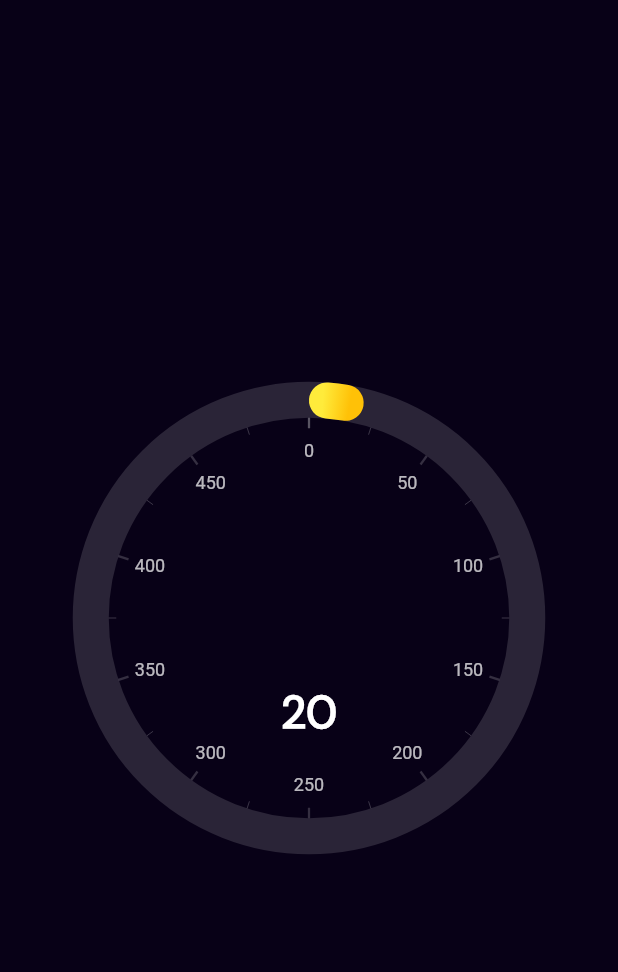
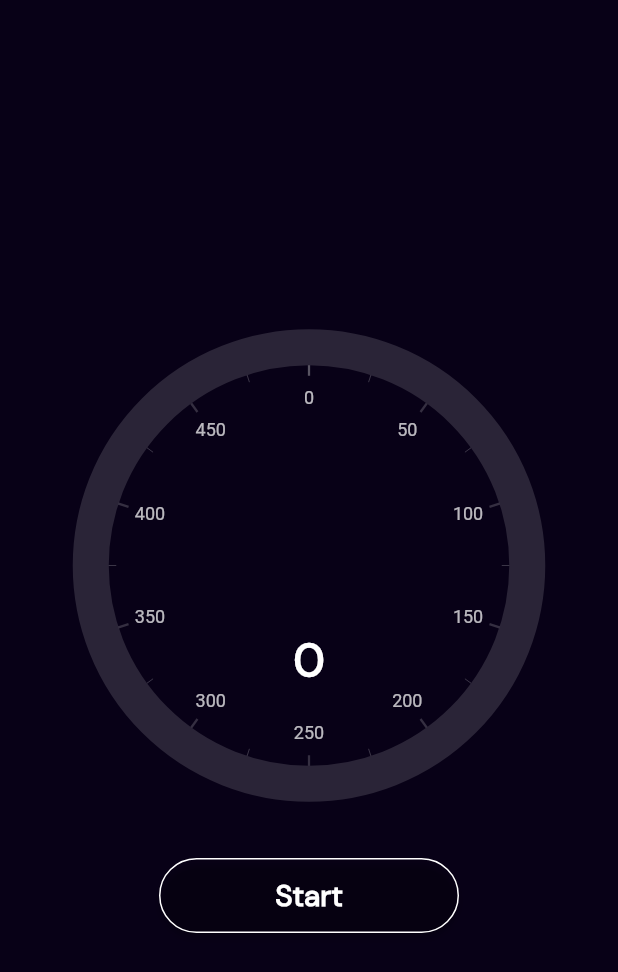
Before and after one commit to BenzeneTech/LUXMETER, a Flutter app: the screen it shows after launch, on a phone screen of 412 x 824 dp. Shown: the top 972 px of the screen. Run offline on Flutter 3.47's test engine with Material 2 defaults, Android fonts, the phone set to English and light mode, and no system bars; drawn by our look-alikes of syncfusion_flutter_gauges; our stand-ins replace syncfusion_flutter_charts; missing offline and left inert: light.

Commit message:
updated button

```diff
--- a/lib/home.dart
+++ b/lib/home.dart
@@ -1,7 +1,10 @@
 import 'dart:async';
 
 import 'package:flutter/material.dart';
+import 'package:flutterlux/models/provider.dart';
+import 'package:flutterlux/utils/colors.dart';
 import 'package:light/light.dart';
+import 'package:provider/provider.dart';
 import 'package:syncfusion_flutter_gauges/gauges.dart';
 
 class Home extends StatefulWidget {
@@ -12,51 +15,25 @@ class Home extends StatefulWidget {
 }
 
 class _HomeState extends State<Home> {
-  String _luxString = '20';
-  late Light _light;
-  late StreamSubscription _subscription;
-  var chartData = [
-    _ChartData('Akshit', 90000, Colors.red),
-  ];
-
-  void onData(int luxValue) async {
-    print("Lux value: $luxValue");
-    setState(() {
-      _luxString = "$luxValue";
-    });
-  }
-
-  void stopListening() {
-    _subscription.cancel();
-  }
-
-  void startListening() {
-    _light = new Light();
-    try {
-      _subscription = _light.lightSensorStream.listen(onData);
-    } on LightException catch (exception) {
-      print(exception);
-    }
-  }
-
   @override
   void initState() {
     super.initState();
-    initPlatformState();
+    // initPlatformState();
   }
 
-  // Platform messages are asynchronous, so we initialize in an async method.
-  Future<void> initPlatformState() async {
-    startListening();
-  }
+  // // Platform messages are asynchronous, so we initialize in an async method.
+  // Future<void> initPlatformState() async {
+  //   startListening();
+  // }
 
   @override
   Widget build(BuildContext context) {
     return Scaffold(
-      backgroundColor: Color(0xff080117),
+      backgroundColor: AppColors.bgColor,
       body: Container(
         child: new Center(
-          child: Column(
+          child: Consumer<DataProvider>(
+            builder: (context, model, child) => Column(
               mainAxisAlignment: MainAxisAlignment.center,
               children: [
                 Container(
@@ -67,7 +44,7 @@ class _HomeState extends State<Home> {
                         annotations: <GaugeAnnotation>[
                           GaugeAnnotation(
                               widget: Container(
-                                child: Text('$_luxString',
+                                  child: Text(model.lux.toString(),
                                       style: TextStyle(
                                           fontSize: 30,
                                           fontWeight: FontWeight.bold))),
@@ -80,7 +57,7 @@ class _HomeState extends State<Home> {
                               colors: <Color>[Colors.yellow, Colors.amber],
                               stops: <double>[0.25, 0.75],
                             ),
-                          value: double.parse(_luxString),
+                            value: double.parse(model.lux.toString()),
                             cornerStyle: CornerStyle.bothCurve,
                             width: 24,
                           )
@@ -94,17 +71,39 @@ class _HomeState extends State<Home> {
                         )),
                   ]),
                 ),
+                SizedBox(
+                  height: 20,
+                ),
+                Container(
+                  width: 200,
+                  height: 50,
+                  child: ElevatedButton(
+                      style: ButtonStyle(
+                          shape: MaterialStateProperty.all(
+                              RoundedRectangleBorder(
+                                  borderRadius: BorderRadius.circular(100),
+                                  side: BorderSide(color: Colors.white))),
+                          backgroundColor: MaterialStateProperty.all(
+                              model.start ? Colors.white : Colors.transparent)),
+                      onPressed: () {
+                        model.start
+                            ? model.stopListening()
+                            : model.startListening();
+                      },
+                      child: Text(
+                        model.start ? 'Stop' : 'Start',
+                        style: TextStyle(
+                            fontSize: 20,
+                            fontWeight: FontWeight.bold,
+                            color:
+                                model.start ? AppColors.bgColor : Colors.white),
+                      )),
+                ),
               ],
+            ),
           ),
         ),
       ),
     );
   }
 }
-
-class _ChartData {
-  _ChartData(this.x, this.y, this.color);
-  final String x;
-  final num y;
-  final Color color;
-}
--- a/lib/main.dart
+++ b/lib/main.dart
@@ -1,7 +1,9 @@
 import 'package:flutter/material.dart';
 import 'package:flutterlux/home.dart';
+import 'package:flutterlux/models/provider.dart';
 import 'dart:async';
 import 'package:light/light.dart';
+import 'package:provider/provider.dart';
 
 void main() => runApp(new MyApp());
 
@@ -10,18 +12,16 @@ class MyApp extends StatelessWidget {
 
   @override
   Widget build(BuildContext context) {
-    return
-        // MultiProvider(
-        //   providers: [
-        //     ChangeNotifierProvider(
-        //       create: (context) => MagnitudeProvider(),
-        //     ),
-        //   ],
-        //   child:
-        MaterialApp(
+    return MultiProvider(
+        providers: [
+          ChangeNotifierProvider(
+            create: (context) => DataProvider(),
+          ),
+        ],
+        child: MaterialApp(
             theme: ThemeData(fontFamily: 'DMSans', brightness: Brightness.dark),
             debugShowCheckedModeBanner: false,
-            home: Home());
+            home: Home()));
     // );
   }
 }
--- /dev/null
+++ b/lib/models/provider.dart
@@ -0,0 +1,47 @@
+import 'dart:async';
+
+import 'package:flutter/material.dart';
+import 'package:light/light.dart';
+
+class DataProvider extends ChangeNotifier {
+  int lux = 0;
+  late Light _light;
+  late StreamSubscription _subscription;
+  List<ChartData> values = [];
+  int time = 0;
+  bool start = false;
+
+  void onData(int luxValue) async {
+    lux = luxValue;
+    values.add(ChartData(lux, time++));
+    if (values.length > 40) {
+      values.removeAt(0);
+    }
+    notifyListeners();
+  }
+
+  void stopListening() {
+    start = !start;
+    _subscription.cancel();
+    notifyListeners();
+  }
+
+  void startListening() {
+    start = !start;
+    _light = new Light();
+    try {
+      _subscription = _light.lightSensorStream.listen(onData);
+    } on LightException catch (exception) {
+      print(exception);
+    }
+    notifyListeners();
+  }
+}
+
+class ChartData {
+  ChartData(
+    this.lux,
+    this.time,
+  );
+  final int lux, time;
+}
--- a/lib/utils/colors.dart
+++ b/lib/utils/colors.dart
@@ -6,4 +6,5 @@ class AppColors {
   static Color green = Colors.green;
   static Color orange = Colors.orange;
   static Color deepPurple = Colors.deepPurple;
+  static Color bgColor = Color(0xff080117);
 }
```
Also changed, not shown: lib/widgets/liveChart.dart (added, +86 -0 lines). Lines whose indentation alone changed are shown as unchanged.
